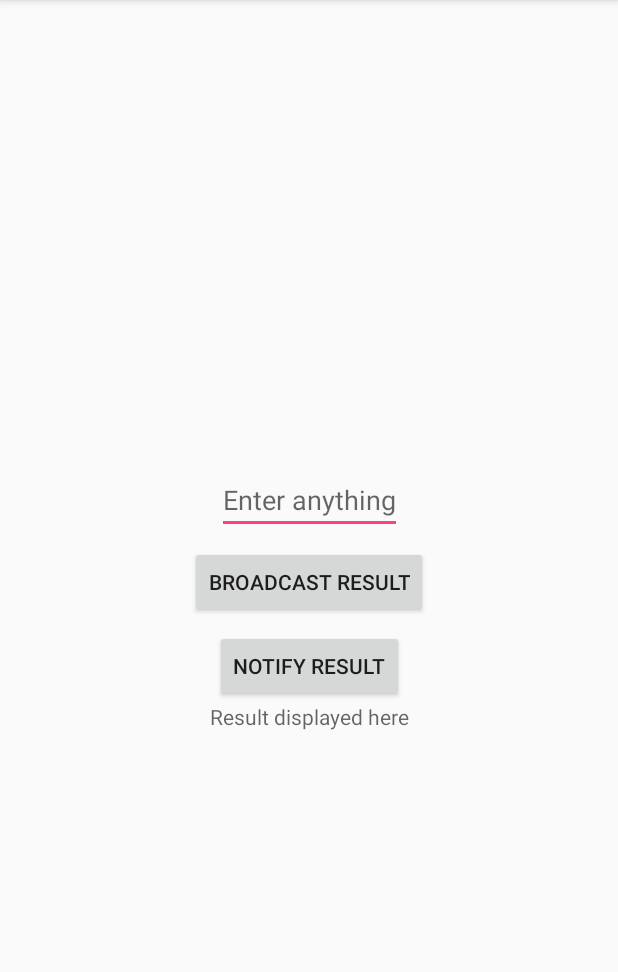
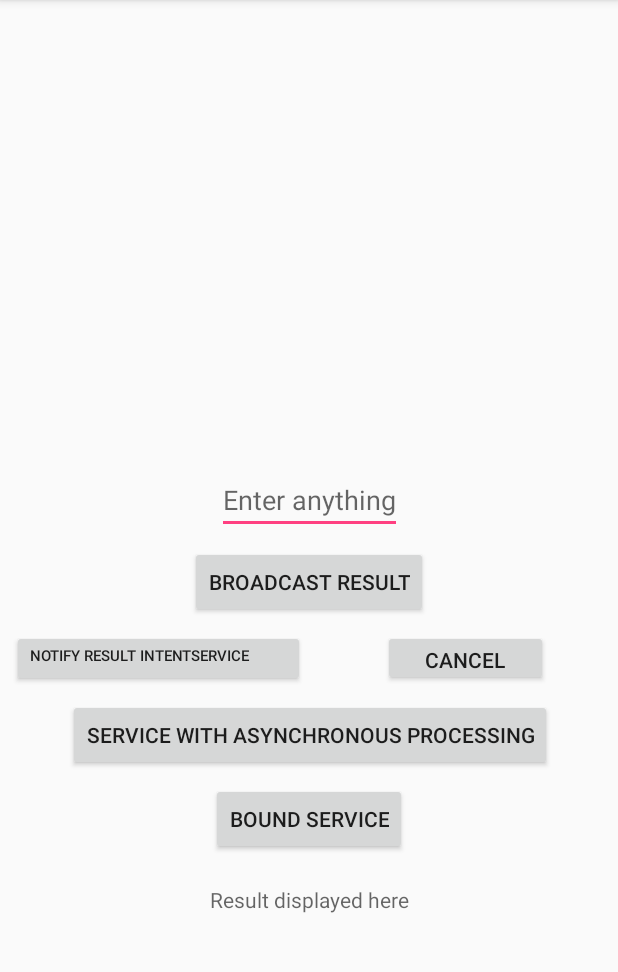
Before and after one commit to KingKongCoderr/Android-Services, an Android app: the screen it shows after launch (MainActivity), on a phone screen of 412 x 824 dp, the part 84-1056 px from its top. Run offline under Robolectric (Android 15) with nearby library versions, the phone set to English and light mode, and no system bars; 1 statement that could not run was skipped.

Commit message:
Added Local BoundService, Service created extended using service, IntentService Using pendingIntent to post back result to MainThread Sending LocalBroadcast and receiving it in Main Thread

```diff
--- a/app/src/main/AndroidManifest.xml
+++ b/app/src/main/AndroidManifest.xml
@@ -18,6 +18,12 @@
         </activity>
         <service android:name=".DownloadService"
             android:description="@string/service_description"/>
+
+        <service android:name=".AsynchronousService"
+            android:description="@string/service1_description"/>
+
+        <service android:name=".BoundService"
+            android:description="@string/boundservice_description"/>
     </application>
 
 </manifest>
--- a/app/src/main/java/com/example/ntankasala/services/DownloadReceiver.java
+++ b/app/src/main/java/com/example/ntankasala/services/DownloadReceiver.java
@@ -6,6 +6,7 @@ import android.content.Intent;
 import android.support.annotation.Nullable;
 import android.view.View;
 import android.widget.TextView;
+import android.widget.Toast;
 
 /**
  * Created by ntankasala on 7/18/17.
@@ -18,6 +19,7 @@ public class DownloadReceiver extends BroadcastReceiver {
     @Override
     public void onReceive(Context context, Intent intent) {
 
+        Toast.makeText(context, "Insided download receiver", Toast.LENGTH_LONG).show();
         if(mresult_tv != null){
             String result = intent.getStringExtra(DownloadService.RESULT);
             mresult_tv.setText(result);
--- a/app/src/main/java/com/example/ntankasala/services/DownloadService.java
+++ b/app/src/main/java/com/example/ntankasala/services/DownloadService.java
@@ -63,7 +63,7 @@ public class DownloadService extends IntentService {
             // that takes time
             try {
                 // Sleep for 5 seconds
-                Thread.sleep(1 * 500);
+                Thread.sleep(1 * 400);
             } catch (InterruptedException e) {
                 Log.d("Intentservice", "sleep failure");
             }
@@ -73,7 +73,7 @@ public class DownloadService extends IntentService {
                 // Removes the progress bar
                 .setProgress(0,0,false);
         notificationManager.notify(id,notification_builder.build());
-        broadcastResult(result);
+       // broadcastResult(result);
 
     }
 }
--- a/app/src/main/java/com/example/ntankasala/services/MainActivity.java
+++ b/app/src/main/java/com/example/ntankasala/services/MainActivity.java
@@ -1,33 +1,71 @@
 package com.example.ntankasala.services;
 
+import android.content.ComponentName;
+import android.content.Context;
 import android.content.Intent;
 import android.content.IntentFilter;
+import android.content.ServiceConnection;
+import android.content.SharedPreferences;
 import android.net.wifi.WifiManager;
 import android.os.BatteryManager;
+import android.os.IBinder;
 import android.support.v7.app.AppCompatActivity;
 import android.os.Bundle;
 import android.view.View;
 import android.widget.Button;
 import android.widget.EditText;
 import android.widget.TextView;
+import android.widget.Toast;
+import com.example.ntankasala.services.BoundService.LocalBinder;
+import com.example.ntankasala.services.BoundService;
 
 public class MainActivity extends AppCompatActivity  {
 
-    Button mbroadcastIntent, mnotifyResult;
+    Button mbroadcastIntent, mnotifyResult, mcancelService, mboundService;
     TextView mresult_tv;
     EditText mraw_et;
     DownloadReceiver mdownloadReceiver;
     SystemBroadcastReceiver msystemBroadcastReceiver;
-    Intent service_intent;
+    Intent service_intent, service_intent1, boundIntent;
+
+    SharedPreferences msharedpreferences;
+    SharedPreferences.Editor mpreferenceEditor;
+
+    int notification_id = 2;
+
+    BoundService boundService;
+    boolean isBound = false;
+
+
+    private ServiceConnection serviceConnection = new ServiceConnection() {
+        @Override
+        public void onServiceConnected(ComponentName componentName, IBinder iBinder) {
+            LocalBinder mBinder = (LocalBinder) iBinder;
+            boundService = mBinder.getService();
+            isBound = true;
+        }
+
+        @Override
+        public void onServiceDisconnected(ComponentName componentName) {
+            isBound = false;
+        }
+    };
+
 
     @Override
     protected void onCreate(Bundle savedInstanceState) {
         super.onCreate(savedInstanceState);
         setContentView(R.layout.activity_main);
+        msharedpreferences = getPreferences(Context.MODE_PRIVATE);
+        mpreferenceEditor = msharedpreferences.edit();
+        boundIntent = new Intent(this, BoundService.class);
         service_intent = new Intent(this, DownloadService.class);
+        service_intent1 = new Intent(this, AsynchronousService.class);
         mnotifyResult = (Button) findViewById(R.id.notify_bt);
         mresult_tv = (TextView) findViewById(R.id.result_tv);
         mbroadcastIntent = (Button) findViewById(R.id.download_bt);
+        mcancelService = (Button) findViewById(R.id.cancelservice_bt);
+        mboundService = (Button) findViewById(R.id.boundservice_bt);
         mraw_et = (EditText) findViewById(R.id.raw_et);
 
     }
@@ -41,8 +79,10 @@ public class MainActivity extends AppCompatActivity  {
         registerReceiver(mdownloadReceiver, intent_filter);
         mdownloadReceiver.onAttach((TextView) findViewById(R.id.result_tv));
         IntentFilter headset = new IntentFilter("android.intent.action.HEADSET_PLUG");
-        headset.addAction(BatteryManager.ACTION_CHARGING);
         registerReceiver(msystemBroadcastReceiver, headset);
+
+        //bind boundservice
+        bindService(boundIntent, serviceConnection, BIND_AUTO_CREATE);
 
     }
 
@@ -53,6 +93,11 @@ public class MainActivity extends AppCompatActivity  {
         mdownloadReceiver.onDettach();
         unregisterReceiver(msystemBroadcastReceiver);
 
+        //unbind boundservice
+        if(isBound){
+            unbindService(serviceConnection);
+            isBound = false;
+        }
     }
 
 
@@ -68,6 +113,18 @@ public class MainActivity extends AppCompatActivity  {
                 service_intent.putExtra("operationid", 2);
                 startserviceTask(raw_text);
                 break;
+            case R.id.notify2_bt:
+                service_intent1.putExtra("operationid", 3);
+                startserviceTask1(raw_text);
+                break;
+            case R.id.cancelservice_bt:
+                stopService(service_intent);
+                break;
+            case R.id.boundservice_bt:
+                //start bound service using startservice(intent) to get events to onStartCommand
+                startService(boundIntent);
+
+                break;
 
         }
     }
@@ -76,4 +133,17 @@ public class MainActivity extends AppCompatActivity  {
         service_intent.putExtra("raw", raw_text);
         startService(service_intent);
     }
+
+    private void startserviceTask1(String raw_text){
+
+        notification_id = msharedpreferences.getInt("notificationid", 2);
+        service_intent1.putExtra("raw", raw_text);
+        service_intent1.putExtra("notificationid", notification_id);
+        mpreferenceEditor.putInt("notificationid", notification_id+1);
+        mpreferenceEditor.commit();
+        startService(service_intent1);
+
+    }
+
+
 }
--- a/app/src/main/res/layout/activity_main.xml
+++ b/app/src/main/res/layout/activity_main.xml
@@ -34,17 +34,44 @@
         android:layout_marginBottom="8dp" />
 
     <Button
-        android:layout_width="wrap_content"
-        android:layout_height="wrap_content"
+        android:layout_width="195dp"
+        android:layout_height="38dp"
         android:id="@+id/notify_bt"
         android:onClick="buttonClick"
-        android:text="Notify Result"
+        android:gravity="left"
+        android:text="Notify Result IntentService"
+        android:textSize="10sp"
         android:layout_marginTop="8dp"
         app:layout_constraintTop_toBottomOf="@+id/download_bt"
         android:layout_marginLeft="8dp"
+        app:layout_constraintLeft_toLeftOf="parent" />
+
+    <Button
+        android:id="@+id/cancelservice_bt"
+        android:layout_width="110dp"
+        android:layout_height="37dp"
+        android:layout_marginLeft="13dp"
+        android:layout_marginRight="8dp"
+        android:layout_marginTop="8dp"
+        android:onClick="buttonClick"
+        android:text="Cancel Service"
+        app:layout_constraintLeft_toRightOf="@+id/notify_bt"
+        app:layout_constraintRight_toRightOf="parent"
+        app:layout_constraintTop_toBottomOf="@+id/download_bt" />
+
+    <Button
+        android:layout_width="wrap_content"
+        android:layout_height="wrap_content"
+        android:id="@+id/notify2_bt"
+        android:onClick="buttonClick"
+        android:text="Service with asynchronous processing"
+        android:layout_marginLeft="8dp"
         app:layout_constraintLeft_toLeftOf="parent"
         android:layout_marginRight="8dp"
-        app:layout_constraintRight_toRightOf="parent" />
+        app:layout_constraintRight_toRightOf="parent"
+        android:layout_marginTop="8dp"
+        app:layout_constraintTop_toBottomOf="@+id/notify_bt"
+        app:layout_constraintHorizontal_bias="0.51" />
 
     <TextView
         android:layout_width="wrap_content"
@@ -52,12 +79,25 @@
         android:id="@+id/result_tv"
         android:text=""
         android:hint="Result displayed here"
-        android:layout_marginTop="0dp"
-        app:layout_constraintTop_toBottomOf="@+id/notify_bt"
         android:layout_marginLeft="8dp"
         app:layout_constraintLeft_toLeftOf="parent"
         android:layout_marginRight="8dp"
         app:layout_constraintRight_toRightOf="parent"
-        app:layout_constraintHorizontal_bias="0.502" />
+        app:layout_constraintHorizontal_bias="0.502"
+        android:layout_marginTop="76dp"
+        app:layout_constraintTop_toBottomOf="@+id/notify2_bt" />
+
+    <Button
+        android:id="@+id/boundservice_bt"
+        android:layout_width="wrap_content"
+        android:layout_height="wrap_content"
+        android:text="Bound Service"
+        android:onClick="buttonClick"
+        android:layout_marginTop="8dp"
+        app:layout_constraintTop_toBottomOf="@+id/notify2_bt"
+        android:layout_marginLeft="8dp"
+        app:layout_constraintLeft_toLeftOf="parent"
+        android:layout_marginRight="8dp"
+        app:layout_constraintRight_toRightOf="parent" />
 
 </android.support.constraint.ConstraintLayout>
--- a/app/src/main/res/values/strings.xml
+++ b/app/src/main/res/values/strings.xml
@@ -1,4 +1,6 @@
 <resources>
     <string name="app_name">Services</string>
     <string name="service_description">Downloads certain data in background no need to remove it</string>
+    <string name="service1_description">Service 1 extends Service class</string>
+    <string name="boundservice_description">Bound service connecting client and service through IBinder Interface</string>
 </resources>
```
Also changed, not shown: app/src/main/java/com/example/ntankasala/services/AsynchronousService.java (added, +112 -0 lines), app/src/main/java/com/example/ntankasala/services/BoundService.java (added, +29 -0 lines), app/src/main/java/com/example/ntankasala/services/ServiceHandler.java (added, +25 -0 lines), app/src/main/java/com/example/ntankasala/services/SystemBroadcastReceiver.java (+11 -4 lines).
